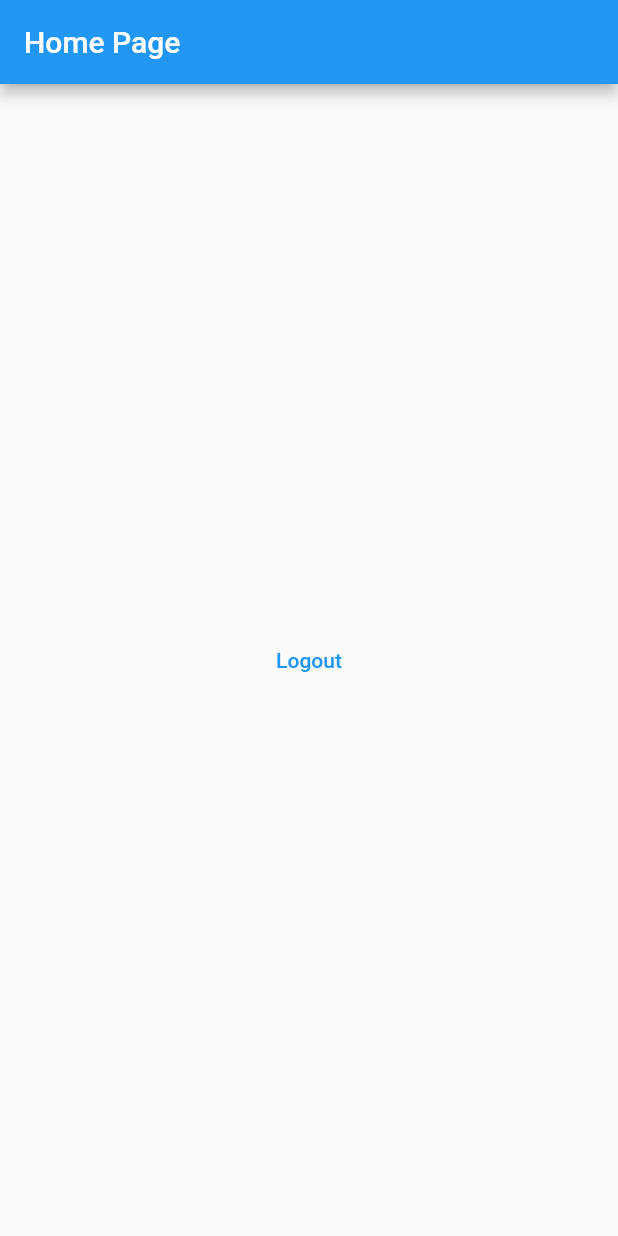
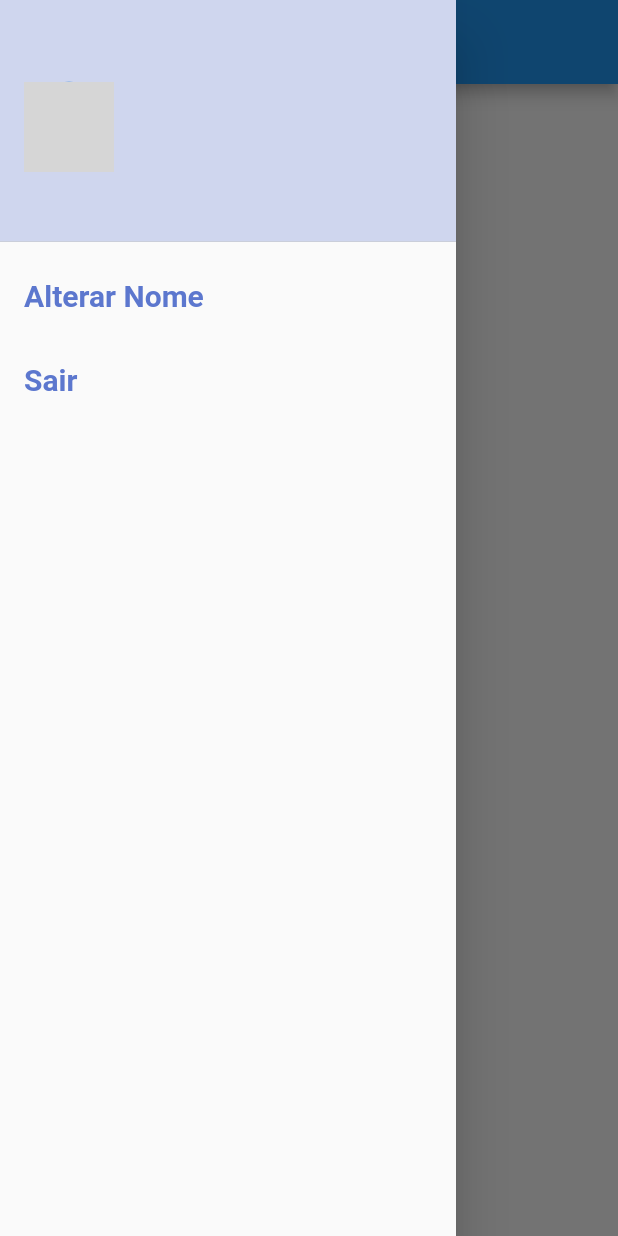
Before and after one commit to victorapc/todo_list_provider, a Flutter app: the screen it shows once a user with an empty profile is signed in, with the side drawer open (before the commit the screen has no drawer), on a phone screen of 412 x 824 dp. Run offline on Flutter 3.47's test engine with Material 2 defaults, Android fonts, the phone set to English and light mode, and no system bars; our stand-ins replace firebase_auth, firebase_core, flutter_signin_button, google_fonts, google_sign_in, sqflite and 2 more; missing offline and left inert: flutter_overlay_loader, validatorless; accounts and stored records are empty; network calls fail; Roboto replaces fonts that are missing (Mandali); grey boxes are pictures that could not be loaded.

Commit message:
Criação drawer, logout e troca de nome usuário.

```diff
--- a/lib/app/core/auth/auth_provider.dart
+++ b/lib/app/core/auth/auth_provider.dart
@@ -7,13 +7,13 @@ class AuthProvider extends ChangeNotifier {
   final FirebaseAuth _firebaseAuth;
   final UserService _userService;
 
-  AuthProvider(
-      {required FirebaseAuth firebaseAuth, required UserService userService})
-      : _firebaseAuth = firebaseAuth,
+  AuthProvider({
+    required FirebaseAuth firebaseAuth,
+    required UserService userService,
+  })  : _firebaseAuth = firebaseAuth,
         _userService = userService;
 
   Future<void> logout() => _userService.logout();
-
   User? get user => _firebaseAuth.currentUser;
 
   void loadListener() {
--- a/lib/app/modules/home/home_page.dart
+++ b/lib/app/modules/home/home_page.dart
@@ -1,6 +1,7 @@
 import 'package:flutter/material.dart';
 import 'package:provider/provider.dart';
 import 'package:todo_list_provider/app/core/auth/auth_provider.dart';
+import 'package:todo_list_provider/app/modules/home/widgets/home_drawer.dart';
 
 class HomePage extends StatelessWidget {
   const HomePage({super.key});
@@ -11,14 +12,8 @@ class HomePage extends StatelessWidget {
       appBar: AppBar(
         title: const Text('Home Page'),
       ),
-      body: Center(
-        child: TextButton(
-          onPressed: () {
-            context.read<AuthProvider>().logout();
-          },
-          child: Text('Logout'),
-        ),
-      ),
+      drawer: HomeDrawer(),
+      body: Container(),
     );
   }
 }
--- /dev/null
+++ b/lib/app/modules/home/widgets/home_drawer.dart
@@ -0,0 +1,145 @@
+import 'package:flutter/material.dart';
+import 'package:flutter_overlay_loader/flutter_overlay_loader.dart';
+import 'package:path/path.dart';
+import 'package:provider/provider.dart';
+import 'package:todo_list_provider/app/core/auth/auth_provider.dart';
+import 'package:todo_list_provider/app/core/ui/messages.dart';
+import 'package:todo_list_provider/app/core/ui/theme_extensions.dart';
+import 'package:todo_list_provider/app/services/user/user_service.dart';
+
+class HomeDrawer extends StatelessWidget {
+  final nameVN = ValueNotifier<String>('');
+
+  HomeDrawer({super.key});
+
+  @override
+  Widget build(BuildContext context) {
+    return Drawer(
+      child: ListView(
+        children: [
+          DrawerHeader(
+            decoration: BoxDecoration(
+              color: context.primaryColor.withAlpha(70),
+            ),
+            child: Row(
+              children: [
+                Selector<AuthProvider, String>(
+                  selector: (context, authProvider) {
+                    return authProvider.user?.photoURL ??
+                        'https://img2.gratispng.com/20180518/rbi/kisspng-user-computer-icons-symbol-5aff29c27daa60.7927792015266718105147.jpg';
+                  },
+                  builder: (__, value, _) {
+                    return CircleAvatar(
+                      backgroundImage: NetworkImage(value),
+                      radius: 30,
+                    );
+                  },
+                ),
+                Expanded(
+                  child: Padding(
+                    padding: const EdgeInsets.all(8.0),
+                    child: Selector<AuthProvider, String>(
+                      selector: (context, authProvider) {
+                        return authProvider.user?.displayName ??
+                            'Não informado.';
+                      },
+                      builder: (__, value, _) {
+                        return Text(
+                          value,
+                          style: const TextStyle(
+                            fontWeight: FontWeight.bold,
+                          ),
+                        );
+                      },
+                    ),
+                  ),
+                ),
+              ],
+            ),
+          ),
+          ListTile(
+            onTap: () => {
+              showDialog(
+                  context: context,
+                  builder: (_) {
+                    return AlertDialog(
+                      title: const Text(
+                        'Alterar Nome',
+                        textAlign: TextAlign.center,
+                        style: TextStyle(
+                          fontWeight: FontWeight.bold,
+                        ),
+                      ),
+                      content: TextField(
+                        textCapitalization: TextCapitalization.words,
+                        decoration: const InputDecoration(
+                          hintText: 'Informe o novo nome.',
+                        ),
+                        onChanged: (value) => nameVN.value = value,
+                      ),
+                      actions: [
+                        TextButton(
+                          onPressed: () => Navigator.of(context).pop(),
+                          child: const Text(
+                            'Cancelar',
+                            textAlign: TextAlign.center,
+                            style: TextStyle(
+                              color: Colors.red,
+                              fontWeight: FontWeight.bold,
+                              fontSize: 20,
+                            ),
+                          ),
+                        ),
+                        TextButton(
+                          onPressed: () async {
+                            final nameValue = nameVN.value;
+                            if (nameValue.isEmpty) {
+                              Messages.of(context)
+                                  .showError('Nome obrigatório!');
+                            } else {
+                              Loader.show(context);
+                              await context
+                                  .read<UserService>()
+                                  .updateDisplayName(nameValue);
+                              Loader.hide();
+                              Navigator.of(context).pop();
+                            }
+                          },
+                          child: const Text(
+                            'Alterar',
+                            textAlign: TextAlign.center,
+                            style: TextStyle(
+                              fontWeight: FontWeight.bold,
+                              fontSize: 20,
+                            ),
+                          ),
+                        ),
+                      ],
+                    );
+                  }),
+            },
+            title: Text(
+              'Alterar Nome',
+              style: TextStyle(
+                fontSize: 20,
+                color: context.primaryColor,
+                fontWeight: FontWeight.bold,
+              ),
+            ),
+          ),
+          ListTile(
+            onTap: () => context.read<AuthProvider>().logout(),
+            title: Text(
+              'Sair',
+              style: TextStyle(
+                fontSize: 20,
+                color: context.primaryColor,
+                fontWeight: FontWeight.bold,
+              ),
+            ),
+          ),
+        ],
+      ),
+    );
+  }
+}
--- a/lib/app/repositories/user/user_repository.dart
+++ b/lib/app/repositories/user/user_repository.dart
@@ -6,4 +6,5 @@ abstract class UserRepository {
   Future<void> forgotPassword(String email);
   Future<User?> googleLogin();
   Future<void> logout();
+  Future<void> updateDisplayName(String name);
 }
--- a/lib/app/services/user/user_service.dart
+++ b/lib/app/services/user/user_service.dart
@@ -6,4 +6,5 @@ abstract class UserService {
   Future<void> forgotPassword(String email);
   Future<User?> googleLogin();
   Future<void> logout();
+  Future<void> updateDisplayName(String name);
 }
--- a/lib/app/services/user/user_service_impl.dart
+++ b/lib/app/services/user/user_service_impl.dart
@@ -26,4 +26,8 @@ class UserServiceImpl implements UserService {
 
   @override
   Future<void> logout() => _userRepository.logout();
+
+  @override
+  Future<void> updateDisplayName(String name) =>
+      _userRepository.updateDisplayName(name);
 }
```
Also changed, not shown: lib/app/repositories/user/user_repository_impl.dart (+9 -0 lines).
